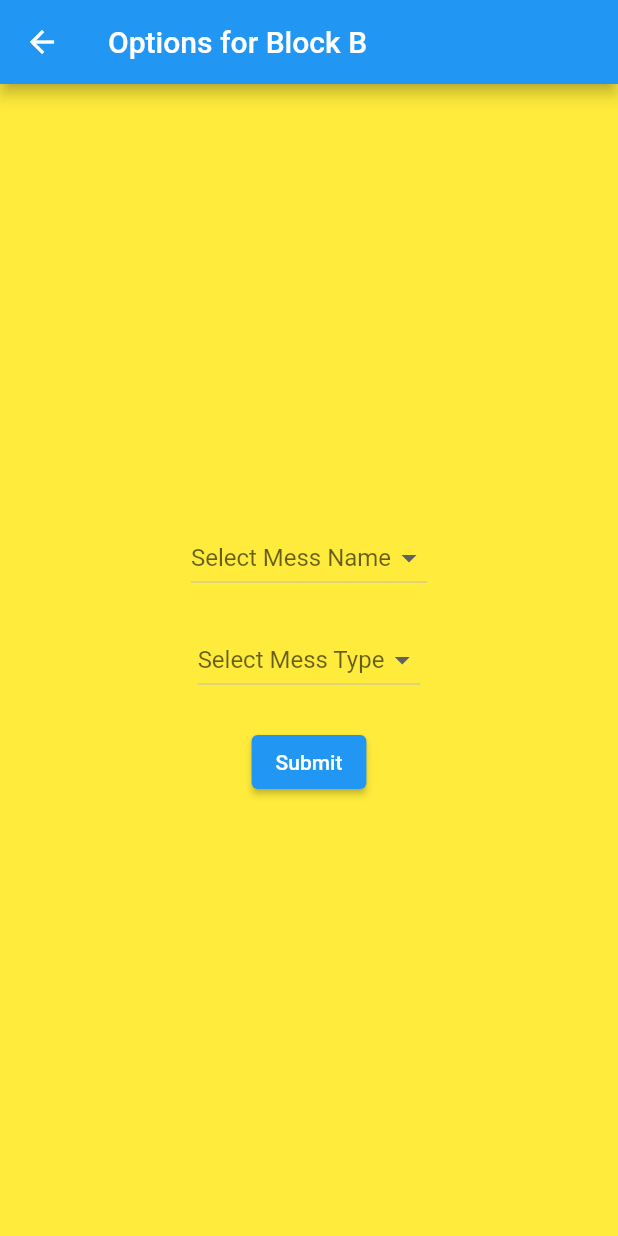
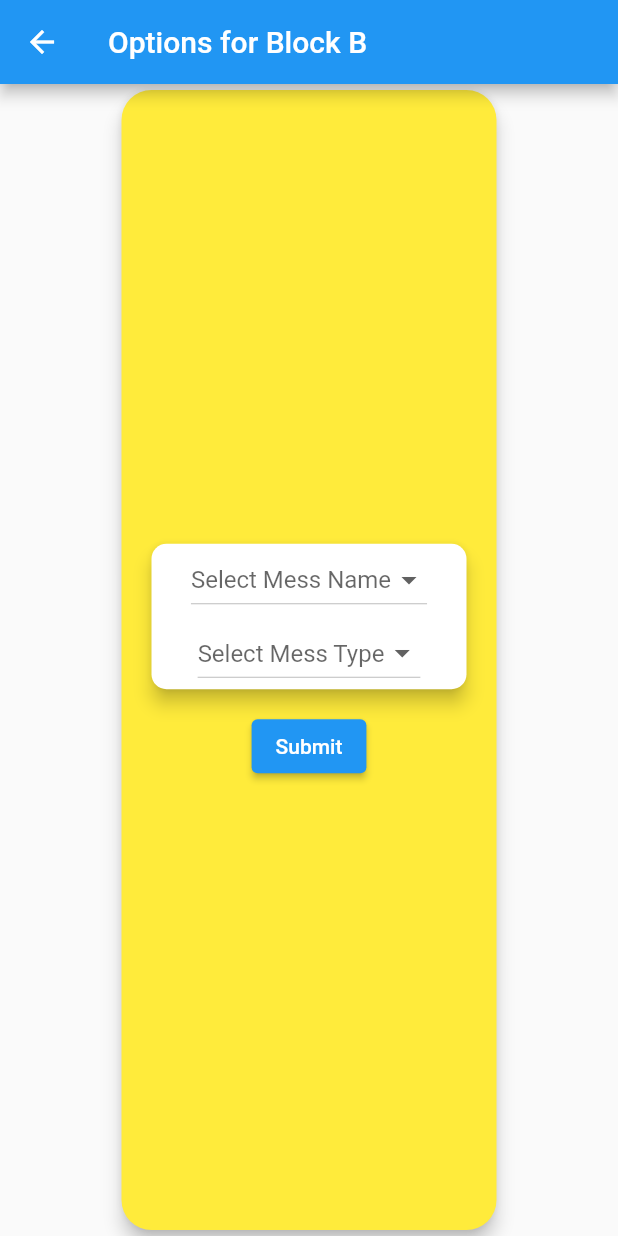
Before and after one commit to me-a-coder/unmessify, a Flutter app: the OptionScreenB screen opened directly, after a tap on "Submit", on a phone screen of 412 x 824 dp. Run offline on Flutter 3.47's test engine with Material 2 defaults, Android fonts, the light colour scheme and no system bars.

Commit message:
Block b options

```diff
--- a/lib/main.dart
+++ b/lib/main.dart
@@ -121,22 +121,26 @@ class _LoginFormState extends State<LoginForm> {
                 if (block == 'A') {
                   Navigator.push(
                     context,
-                    MaterialPageRoute(builder: (context) => const OptionScreenA()),
+                    MaterialPageRoute(
+                        builder: (context) => const OptionScreenA()),
                   );
                 } else if (block == 'B') {
                   Navigator.push(
                     context,
-                    MaterialPageRoute(builder: (context) => const OptionScreenB()),
+                    MaterialPageRoute(
+                        builder: (context) => const OptionScreenB()),
                   );
                 } else if (block == 'C') {
                   Navigator.push(
                     context,
-                    MaterialPageRoute(builder: (context) => const OptionScreenC()),
+                    MaterialPageRoute(
+                        builder: (context) => const OptionScreenC()),
                   );
                 } else if (block == 'D') {
                   Navigator.push(
                     context,
-                    MaterialPageRoute(builder: (context) => const OptionScreenD()),
+                    MaterialPageRoute(
+                        builder: (context) => const OptionScreenD()),
                   );
                 }
               }
@@ -283,12 +287,31 @@ class _OptionScreenBState extends State<OptionScreenB> {
       appBar: AppBar(
         title: const Text('Options for Block B'),
       ),
-      body: Container(
+      body: SizedBox(
+        width: double.infinity, // Set width to match the screen width
+        child: Center(
+          child: Card(
+            elevation: 5,
+            shape: RoundedRectangleBorder(
+              borderRadius: BorderRadius.circular(20.0),
+            ),
             color: Colors.yellow,
-        child: Center(
+            child: Container(
+              width: 250,
+              padding: const EdgeInsets.all(16),
               child: Column(
                 mainAxisAlignment: MainAxisAlignment.center,
                 children: <Widget>[
+                  Card(
+                    elevation: 5,
+                    shape: RoundedRectangleBorder(
+                      borderRadius: BorderRadius.circular(10.0),
+                    ),
+                    color: Colors.white,
+                    child: SizedBox(
+                      width: 250,
+                      child: Column(
+                        children: [
                           DropdownButton<String>(
                             value: selectedMess,
                             items: messNames.map((mess) {
@@ -304,7 +327,7 @@ class _OptionScreenBState extends State<OptionScreenB> {
                             },
                             hint: const Text('Select Mess Name'),
                           ),
-              const SizedBox(height: 20),
+                          const SizedBox(height: 1),
                           DropdownButton<String>(
                             value: selectedMessType,
                             items: messTypes.map((type) {
@@ -320,15 +343,21 @@ class _OptionScreenBState extends State<OptionScreenB> {
                             },
                             hint: const Text('Select Mess Type'),
                           ),
-              const SizedBox(height: 20),
+                        ],
+                      ),
+                    ),
+                  ),
+                  const SizedBox(height: 10),
                   ElevatedButton(
                     onPressed: () {
-                  print('Selected Mess Name: $selectedMess');
+                      print('Selected Mess: $selectedMess');
                       print('Selected Mess Type: $selectedMessType');
                     },
                     child: const Text('Submit'),
                   ),
                 ],
+              ),
+            ),
           ),
         ),
       ),
```
Lines whose indentation alone changed are shown as unchanged.
